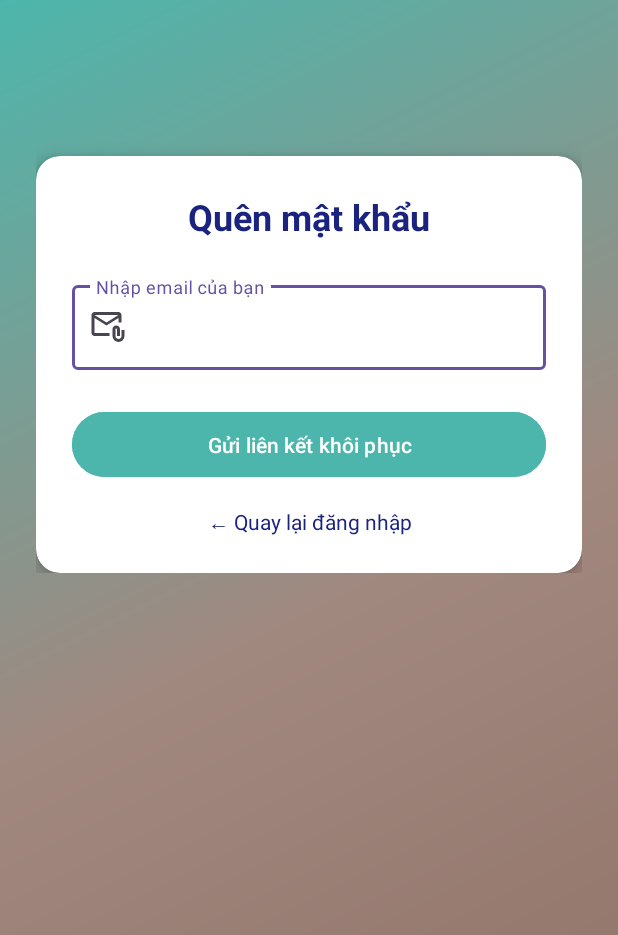
After one commit to anhlaptrinh/PRM392_ProductSale, an Android app: the layout activity_forgot_password.xml on its own in the app's theme, with its tools: preview values and no code run, on a phone screen of 412 x 824 dp. The commit adds this screen. Shown: the top 935 px of the screen. Run offline under Robolectric (Android 15) with nearby library versions, the phone set to English and light mode, and no system bars.

Commit message:
update Login UI

```diff
--- /dev/null
+++ b/app/src/main/res/drawable/bg_gradient.xml
@@ -0,0 +1,11 @@
+<?xml version="1.0" encoding="utf-8"?>
+<shape xmlns:android="http://schemas.android.com/apk/res/android"
+    android:shape="rectangle">
+
+    <gradient
+        android:type="linear"
+        android:angle="135"
+        android:startColor="#8D6E63"
+        android:centerColor="#A1887F"
+        android:endColor="#4DB6AC" />
+</shape>
--- /dev/null
+++ b/app/src/main/res/drawable/ic_add.xml
@@ -0,0 +1,5 @@
+<vector xmlns:android="http://schemas.android.com/apk/res/android" android:height="24dp" android:tint="#000000" android:viewportHeight="960" android:viewportWidth="960" android:width="24dp">
+
+    <path android:fillColor="@android:color/white" android:pathData="M440,520L200,520L200,440L440,440L440,200L520,200L520,440L760,440L760,520L520,520L520,760L440,760L440,520Z"/>
+
+</vector>
--- /dev/null
+++ b/app/src/main/res/drawable/ic_email.xml
@@ -0,0 +1,5 @@
+<vector xmlns:android="http://schemas.android.com/apk/res/android" android:height="24dp" android:tint="#000000" android:viewportHeight="960" android:viewportWidth="960" android:width="24dp">
+
+    <path android:fillColor="@android:color/white" android:pathData="M440,440L120,240L120,640Q120,640 120,640Q120,640 120,640L520,640L520,720L120,720Q87,720 63.5,696.5Q40,673 40,640L40,160Q40,127 63.5,103.5Q87,80 120,80L760,80Q793,80 816.5,103.5Q840,127 840,160L840,360L760,360L760,240L440,440ZM440,360L760,160L120,160L440,360ZM760,880Q694,880 647,833Q600,786 600,720L600,540Q600,498 629,469Q658,440 700,440Q742,440 771,469Q800,498 800,540L800,720L720,720L720,540Q720,532 714,526Q708,520 700,520Q692,520 686,526Q680,532 680,540L680,720Q680,753 703.5,776.5Q727,800 760,800Q793,800 816.5,776.5Q840,753 840,720L840,560L920,560L920,720Q920,786 873,833Q826,880 760,880ZM120,240L120,160L120,160L120,240L120,640Q120,640 120,640Q120,640 120,640L120,640L120,540Q120,482 120,441Q120,400 120,400L120,400L120,240Z"/>
+
+</vector>
--- /dev/null
+++ b/app/src/main/res/drawable/ic_location.xml
@@ -0,0 +1,5 @@
+<vector xmlns:android="http://schemas.android.com/apk/res/android" android:height="24dp" android:tint="#000000" android:viewportHeight="960" android:viewportWidth="960" android:width="24dp">
+
+    <path android:fillColor="@android:color/white" android:pathData="M440,560L520,560L520,440L640,440L640,360L520,360L520,240L440,240L440,360L320,360L320,440L440,440L440,560ZM480,774Q602,662 661,570.5Q720,479 720,408Q720,299 650.5,229.5Q581,160 480,160Q379,160 309.5,229.5Q240,299 240,408Q240,479 299,570.5Q358,662 480,774ZM480,880Q319,743 239.5,625.5Q160,508 160,408Q160,258 256.5,169Q353,80 480,80Q607,80 703.5,169Q800,258 800,408Q800,508 720.5,625.5Q641,743 480,880ZM480,400Q480,400 480,400Q480,400 480,400Q480,400 480,400Q480,400 480,400Q480,400 480,400Q480,400 480,400Q480,400 480,400Q480,400 480,400Z"/>
+
+</vector>
--- /dev/null
+++ b/app/src/main/res/drawable/ic_lock.xml
@@ -0,0 +1,5 @@
+<vector xmlns:android="http://schemas.android.com/apk/res/android" android:height="24dp" android:tint="#000000" android:viewportHeight="24" android:viewportWidth="24" android:width="24dp">
+
+    <path android:fillColor="@android:color/white" android:pathData="M12,2C6.48,2 2,6.48 2,12s4.48,10 10,10 10,-4.48 10,-10S17.52,2 12,2zM4,12c0,-4.42 3.58,-8 8,-8 1.85,0 3.55,0.63 4.9,1.69L5.69,16.9C4.63,15.55 4,13.85 4,12zM12,20c-1.85,0 -3.55,-0.63 -4.9,-1.69L18.31,7.1C19.37,8.45 20,10.15 20,12c0,4.42 -3.58,8 -8,8z"/>
+
+</vector>
--- /dev/null
+++ b/app/src/main/res/drawable/ic_person.xml
@@ -0,0 +1,5 @@
+<vector xmlns:android="http://schemas.android.com/apk/res/android" android:height="24dp" android:tint="#000000" android:viewportHeight="24" android:viewportWidth="24" android:width="24dp">
+
+    <path android:fillColor="@android:color/white" android:pathData="M12,12c2.21,0 4,-1.79 4,-4s-1.79,-4 -4,-4 -4,1.79 -4,4 1.79,4 4,4zM12,14c-2.67,0 -8,1.34 -8,4v2h16v-2c0,-2.66 -5.33,-4 -8,-4z"/>
+
+</vector>
--- /dev/null
+++ b/app/src/main/res/drawable/ic_phone.xml
@@ -0,0 +1,5 @@
+<vector xmlns:android="http://schemas.android.com/apk/res/android" android:height="24dp" android:tint="#000000" android:viewportHeight="960" android:viewportWidth="960" android:width="24dp">
+
+    <path android:fillColor="@android:color/white" android:pathData="M640,440L640,320L520,320L520,240L640,240L640,120L720,120L720,240L840,240L840,320L720,320L720,440L640,440ZM798,840Q673,840 551,785.5Q429,731 329,631Q229,531 174.5,409Q120,287 120,162Q120,144 132,132Q144,120 162,120L324,120Q338,120 349,129.5Q360,139 362,152L388,292Q390,308 387,319Q384,330 376,338L279,436Q299,473 326.5,507.5Q354,542 387,574Q418,605 452,631.5Q486,658 524,680L618,586Q627,577 641.5,572.5Q656,568 670,570L808,598Q822,602 831,612.5Q840,623 840,636L840,798Q840,816 828,828Q816,840 798,840ZM241,360L307,294Q307,294 307,294Q307,294 307,294L290,200Q290,200 290,200Q290,200 290,200L201,200Q201,200 201,200Q201,200 201,200Q206,241 215,281Q224,321 241,360ZM599,718Q638,735 678.5,745Q719,755 760,758Q760,758 760,758Q760,758 760,758L760,670Q760,670 760,670Q760,670 760,670L666,651Q666,651 666,651Q666,651 666,651L599,718ZM241,360Q241,360 241,360Q241,360 241,360Q241,360 241,360Q241,360 241,360L241,360Q241,360 241,360Q241,360 241,360L241,360Q241,360 241,360Q241,360 241,360ZM599,718L599,718Q599,718 599,718Q599,718 599,718L599,718Q599,718 599,718Q599,718 599,718L599,718Q599,718 599,718Q599,718 599,718Q599,718 599,718Q599,718 599,718Z"/>
+
+</vector>
--- /dev/null
+++ b/app/src/main/res/layout/activity_forgot_password.xml
@@ -0,0 +1,83 @@
+<?xml version="1.0" encoding="utf-8"?>
+<ScrollView xmlns:android="http://schemas.android.com/apk/res/android"
+    xmlns:app="http://schemas.android.com/apk/res-auto"
+    android:layout_width="match_parent"
+    android:layout_height="match_parent"
+    android:background="@drawable/bg_gradient">
+
+    <LinearLayout
+        android:layout_width="match_parent"
+        android:layout_height="wrap_content"
+        android:orientation="vertical"
+        android:gravity="center"
+        android:padding="24dp">
+
+        <androidx.cardview.widget.CardView
+            android:layout_width="match_parent"
+            android:layout_height="wrap_content"
+            android:layout_marginTop="80dp"
+            android:background="@android:color/white"
+            app:cardCornerRadius="16dp"
+            app:cardElevation="8dp">
+
+            <LinearLayout
+                android:layout_width="match_parent"
+                android:layout_height="wrap_content"
+                android:orientation="vertical"
+                android:gravity="center_horizontal"
+                android:padding="24dp">
+
+                <!-- Tiêu đề -->
+                <TextView
+                    android:layout_width="wrap_content"
+                    android:layout_height="wrap_content"
+                    android:text="@string/forgot_password_title"
+                    android:textSize="24sp"
+                    android:textStyle="bold"
+                    android:textColor="#1A237E"
+                    android:layout_marginBottom="24dp" />
+
+                <!-- Email -->
+                <com.google.android.material.textfield.TextInputLayout
+                    app:startIconDrawable="@drawable/ic_email"
+                    android:layout_width="match_parent"
+                    android:layout_height="wrap_content"
+                    android:layout_marginBottom="24dp"
+                    android:maxWidth="600dp">
+
+                    <com.google.android.material.textfield.TextInputEditText
+                        android:id="@+id/etForgotEmail"
+                        android:layout_width="match_parent"
+                        android:layout_height="wrap_content"
+                        android:hint="@string/forgot_password_hint"
+                        android:inputType="textEmailAddress"
+                        android:maxWidth="600dp" />
+                </com.google.android.material.textfield.TextInputLayout>
+
+                <!-- Nút gửi -->
+                <Button
+                    android:id="@+id/btnSendReset"
+                    android:layout_width="match_parent"
+                    android:layout_height="wrap_content"
+                    android:text="@string/send_reset_link"
+                    android:backgroundTint="#4DB6AC"
+                    android:textColor="#FFFFFF"
+                    android:padding="12dp"
+                    android:maxWidth="600dp" />
+
+                <!-- Quay lại -->
+                <TextView
+                    android:id="@+id/tvBackToLogin"
+                    android:layout_width="match_parent"
+                    android:layout_height="wrap_content"
+                    android:text="@string/back_to_login"
+                    android:textColor="#1A237E"
+                    android:textSize="14sp"
+                    android:gravity="center"
+                    android:layout_marginTop="16dp"
+                    android:maxWidth="600dp" />
+            </LinearLayout>
+        </androidx.cardview.widget.CardView>
+
+    </LinearLayout>
+</ScrollView>
--- a/app/src/main/res/layout/activity_main.xml
+++ b/app/src/main/res/layout/activity_main.xml
@@ -1,6 +1,5 @@
 <?xml version="1.0" encoding="utf-8"?>
-<androidx.drawerlayout.widget.DrawerLayout
-    xmlns:android="http://schemas.android.com/apk/res/android"
+<androidx.drawerlayout.widget.DrawerLayout xmlns:android="http://schemas.android.com/apk/res/android"
     xmlns:app="http://schemas.android.com/apk/res-auto"
     xmlns:tools="http://schemas.android.com/tools"
     android:id="@+id/drawer_layout"
@@ -28,6 +27,7 @@
         <include
             android:id="@+id/toolbarMain"
             layout="@layout/toolbar_custom" />
+
         <FrameLayout
             android:id="@+id/fragment_container"
             android:layout_width="match_parent"
--- /dev/null
+++ b/app/src/main/res/values/strings_forgot_password.xml
@@ -0,0 +1,7 @@
+<?xml version="1.0" encoding="utf-8"?>
+<resources>
+    <string name="forgot_password_title">Quên mật khẩu</string>
+    <string name="forgot_password_hint">Nhập email của bạn</string>
+    <string name="send_reset_link">Gửi liên kết khôi phục</string>
+    <string name="back_to_login">← Quay lại đăng nhập</string>
+</resources>
```
Also changed, not shown: app/src/main/res/layout/activity_login.xml (added, +121 -0 lines), app/src/main/res/layout/activity_register.xml (added, +149 -0 lines), app/src/main/res/values/strings_login.xml (added, +9 -0 lines), app/src/main/res/values/strings_register.xml (added, +11 -0 lines). Lines whose indentation alone changed are shown as unchanged.
